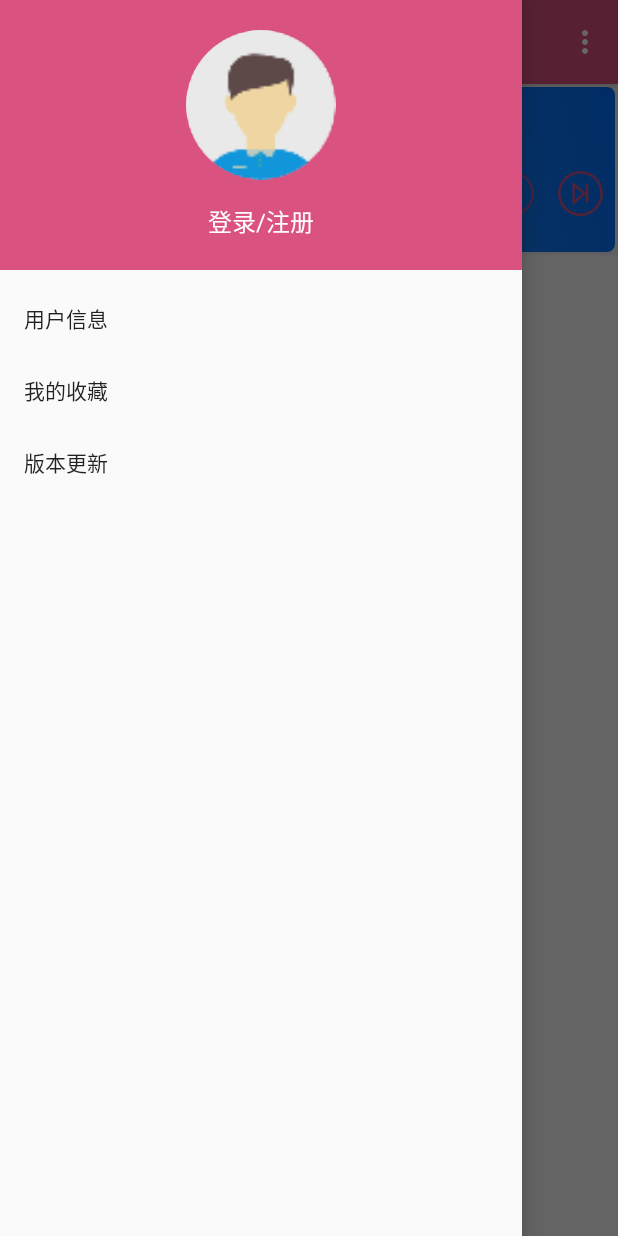
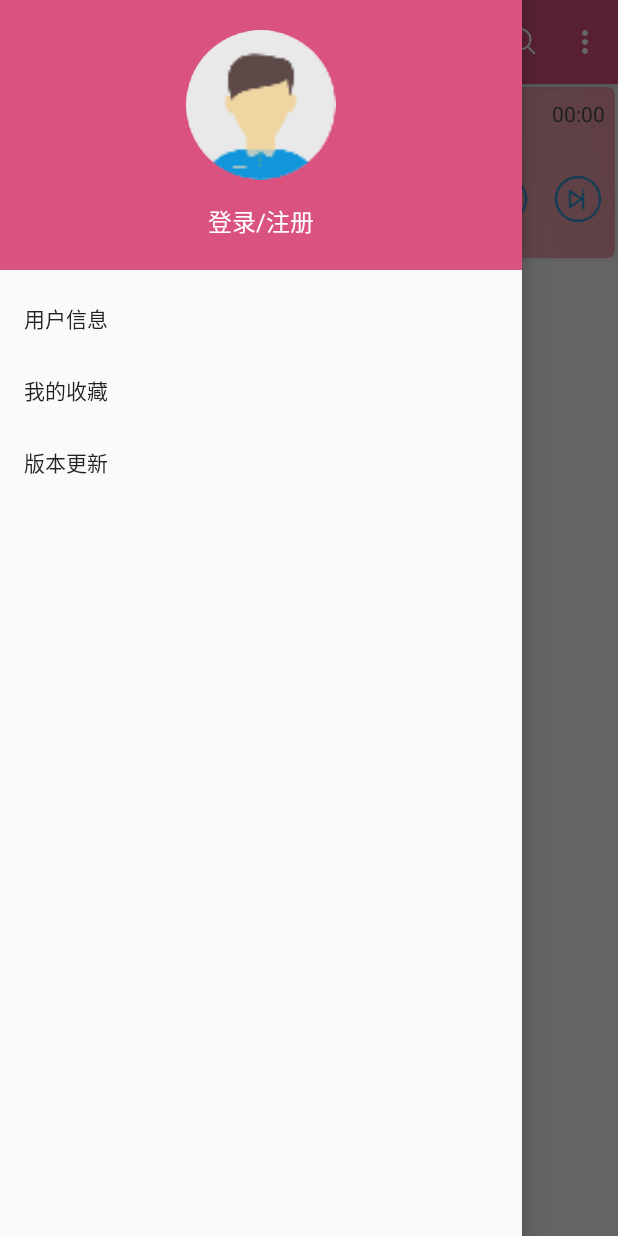
Before and after one commit to likangcheng/myshequcode, an Android app: the fragment Music_Fragment placed in its activity, with the side drawer open, on a phone screen of 412 x 824 dp. Run offline under Robolectric (Android 15) with nearby library versions, the phone set to English and light mode, and no system bars; our stand-ins replace CircleImageView; libraries missing offline, so code that uses them is left out: com.ashokvarma.bottomnavigation, com.tencent.mm, com.werb.permissionschecker, com.zhihu.matisse, org.adw.library and 2 more; plain views replace BottomNavigationBar, DiscreteSeekBar; pictures from the network do not load; 21 statements that could not run were skipped.

Commit message:
增加搜索功能

```diff
--- a/Yours/src/main/java/coming/example/lkc/bottomnavigationbar/MainActivity.java
+++ b/Yours/src/main/java/coming/example/lkc/bottomnavigationbar/MainActivity.java
@@ -448,8 +448,10 @@ public class MainActivity extends AppCompatActivity {
     @Override
     public boolean onOptionsItemSelected(MenuItem item) {
         switch (item.getItemId()) {
-            case R.id.backup:
-                Toast.makeText(this, "返回", Toast.LENGTH_SHORT).show();
+            case R.id.search:
+                Intent intent = new Intent(this, SearchActivity.class);
+                intent.addFlags(Intent.FLAG_ACTIVITY_SINGLE_TOP);
+                startActivity(intent);
                 break;
             case R.id.delete:
                 Toast.makeText(this, "删除", Toast.LENGTH_SHORT).show();
--- a/Yours/src/main/java/coming/example/lkc/bottomnavigationbar/fragment/Home_Fragment.java
+++ b/Yours/src/main/java/coming/example/lkc/bottomnavigationbar/fragment/Home_Fragment.java
@@ -52,7 +52,6 @@ public class Home_Fragment extends Fragment {
         recyclerView.setArrowImageView(R.drawable.ondown);
         recyclerView.setRefreshProgressStyle(ProgressStyle.BallSpinFadeLoader);
         recyclerView.setLoadingMoreProgressStyle(ProgressStyle.BallPulse);
-
         newsAdapter = new Home_rc_Adapter();
         recyclerView.setAdapter(newsAdapter);
         return view;
--- a/Yours/src/main/java/coming/example/lkc/bottomnavigationbar/fragment/Music_Fragment.java
+++ b/Yours/src/main/java/coming/example/lkc/bottomnavigationbar/fragment/Music_Fragment.java
@@ -153,7 +153,6 @@ public class Music_Fragment extends Fragment implements View.OnClickListener {
         Intent intent = new Intent(getActivity(), MusicService.class);
         getActivity().startService(intent);
         getActivity().bindService(intent, connection, Context.BIND_AUTO_CREATE);
-        seekBar.setVisibility(View.GONE);
         showProgressDialog();
         querySingList();
         music_go.setOnClickListener(this);
@@ -229,7 +228,6 @@ public class Music_Fragment extends Fragment implements View.OnClickListener {
                 NextMusic_Select();
                 if (First_AUTONEXT == 0) {
                     musicBinder.initMusicBinder(listener);
-                    seekBar.setVisibility(View.VISIBLE);
                     musicBinder.initMusicPlayAutoNext();
                     First_AUTONEXT = 1;
                 }
--- a/Yours/src/main/java/coming/example/lkc/bottomnavigationbar/other_view/CustomDialog_lkc.java
+++ b/Yours/src/main/java/coming/example/lkc/bottomnavigationbar/other_view/CustomDialog_lkc.java
@@ -80,6 +80,7 @@ public class CustomDialog_lkc implements View.OnClickListener {
         lp.height = WindowManager.LayoutParams.WRAP_CONTENT;
         dialogWindow.setAttributes(lp);
         dialog.setCanceledOnTouchOutside(false);
+        dialog.setCancelable(false);
         dialog.show();
     }
 
--- a/Yours/src/main/res/drawable/jianbianse.xml
+++ b/Yours/src/main/res/drawable/jianbianse.xml
@@ -2,8 +2,8 @@
 <shape xmlns:android="http://schemas.android.com/apk/res/android">
     <gradient
         android:angle="45"
-        android:endColor="#006fff"
-        android:startColor="#4cadf2" />
+        android:endColor="#ee9ca7"
+        android:startColor="#ffdde1" />
     <corners
         android:radius="5dp">
     </corners>
--- a/Yours/src/main/res/layout/music.xml
+++ b/Yours/src/main/res/layout/music.xml
@@ -19,12 +19,15 @@
 
 
             <LinearLayout
+                android:layout_margin="2dp"
                 android:id="@+id/seekbar"
                 android:layout_width="match_parent"
                 android:layout_height="wrap_content"
                 android:orientation="horizontal">
 
                 <TextView
+                    android:textColor="@color/text_light"
+                    android:text="00:00"
                     android:id="@+id/time_left"
                     android:layout_width="45dp"
                     android:layout_height="wrap_content"
@@ -38,10 +41,12 @@
                     android:layout_weight="8"
                     app:dsb_indicatorPopupEnabled="false"
                     app:dsb_max="100"
-                    app:dsb_progressColor="@color/orange"
+                    app:dsb_progressColor="#A020F0"
                     app:dsb_scrubberHeight="2dp" />
 
                 <TextView
+                    android:textColor="@color/text_light"
+                    android:text="00:00"
                     android:id="@+id/time_right"
                     android:layout_width="45dp"
                     android:layout_height="wrap_content"
@@ -72,33 +77,35 @@
                     android:orientation="vertical">
 
                     <TextView
+                        android:textColor="@color/text_light"
                         android:id="@+id/sing_name"
                         android:layout_width="wrap_content"
                         android:layout_height="wrap_content"
-                        android:text="QQ音乐"
+                        android:text="资源来自QQ音乐"
                         android:textSize="14sp" />
 
                     <TextView
+                        android:textColor="@color/text_light"
                         android:id="@+id/singer"
                         android:layout_width="wrap_content"
                         android:layout_height="wrap_content"
                         android:layout_marginTop="6dp"
-                        android:text="我的音乐"
+                        android:text="请选择列表歌曲"
                         android:textSize="14sp" />
                 </LinearLayout>
 
                 <ImageView
                     android:id="@+id/music_go"
-                    android:layout_width="30dp"
-                    android:layout_height="30dp"
+                    android:layout_width="33dp"
+                    android:layout_height="33dp"
                     android:layout_gravity="center_vertical"
                     android:layout_margin="8dp"
                     android:src="@drawable/play" />
 
                 <ImageView
                     android:id="@+id/music_next"
-                    android:layout_width="30dp"
-                    android:layout_height="30dp"
+                    android:layout_width="33dp"
+                    android:layout_height="33dp"
                     android:layout_gravity="center_vertical"
                     android:layout_margin="8dp"
                     android:src="@drawable/next" />
--- a/Yours/src/main/res/menu/toolbar.xml
+++ b/Yours/src/main/res/menu/toolbar.xml
@@ -2,9 +2,10 @@
     <menu xmlns:android="http://schemas.android.com/apk/res/android"
         xmlns:app="http://schemas.android.com/apk/res-auto">
         <item
-            android:id="@+id/backup"
-            android:title="Backup"
-            app:showAsAction="never" />
+            android:icon="@drawable/search"
+            android:id="@+id/search"
+            android:title="搜索"
+            app:showAsAction="always" />
         <item
             android:id="@+id/delete"
             android:title="Delete"
--- a/Yours/src/main/res/values/colors.xml
+++ b/Yours/src/main/res/values/colors.xml
@@ -12,4 +12,5 @@
     <color name="wirte_dark">#FAFAFA</color>
     <color name="text_dark">#9a9a9a</color>
     <color name="text_light">#4D4D4D</color>
+    <color name="ededed">#E0E0E0</color>
 </resources>
```
Also changed, not shown: Yours/src/main/AndroidManifest.xml (+6 -18 lines), Yours/src/main/java/coming/example/lkc/bottomnavigationbar/SearchActivity.java (added, +150 -0 lines), Yours/src/main/res/drawable/search_bianyuan.xml (added, +7 -0 lines), Yours/src/main/res/layout/activity_search.xml (added, +66 -0 lines), Yours/src/main/res/drawable-xhdpi/next.png, Yours/src/main/res/drawable-xhdpi/pause.png, Yours/src/main/res/drawable-xhdpi/play.png, Yours/src/main/res/drawable-xhdpi/timg.jpg (added), Yours/src/main/res/drawable-xxhdpi/search.png (added), Yours/src/main/res/drawable-xxhdpi/search_black.png (added), Yours/src/main/res/drawable-xxhdpi/search_cancel.png (added), 1 other file.
